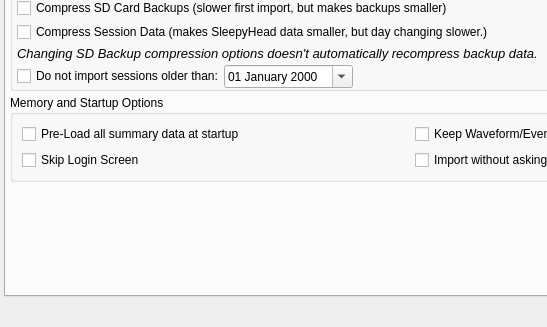
Old version of the form sleepyhead/preferencesdialog.ui in the repository sbonaime/sleepyhead-code.; both pictures show x 0 to 547 and y 283 to 610 of the 824 by 610 pixel window.
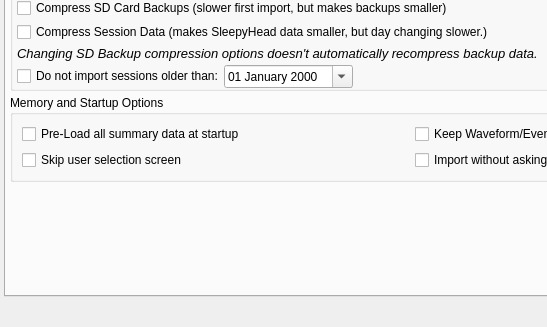
New version of the form. The open tabs and pages were chosen to show the change. Icons and pictures are not drawn.

The edit to the form file:
```diff
--- a/sleepyhead/preferencesdialog.ui
+++ b/sleepyhead/preferencesdialog.ui
@@ -549,7 +549,7 @@
              <string>Bypass the login screen and load the most recent User Profile</string>
             </property>
             <property name="text">
-             <string>Skip Login Screen</string>
+             <string>Skip user selection screen</string>
             </property>
            </widget>
           </item>
```
Left out of the diff: 2 changed lines with no effect on the pictures.
